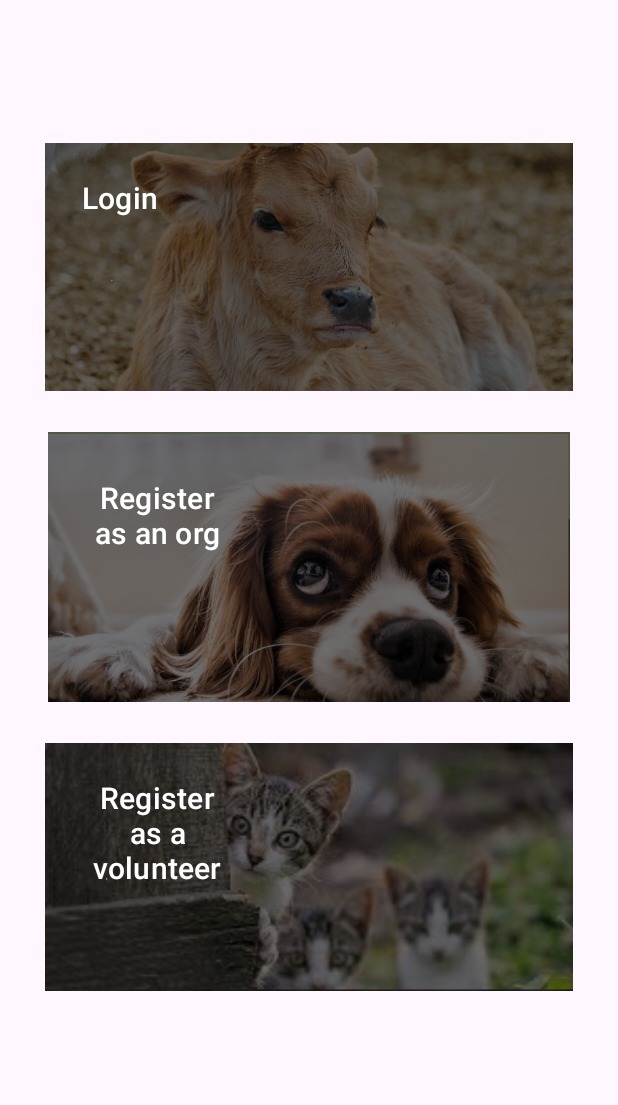
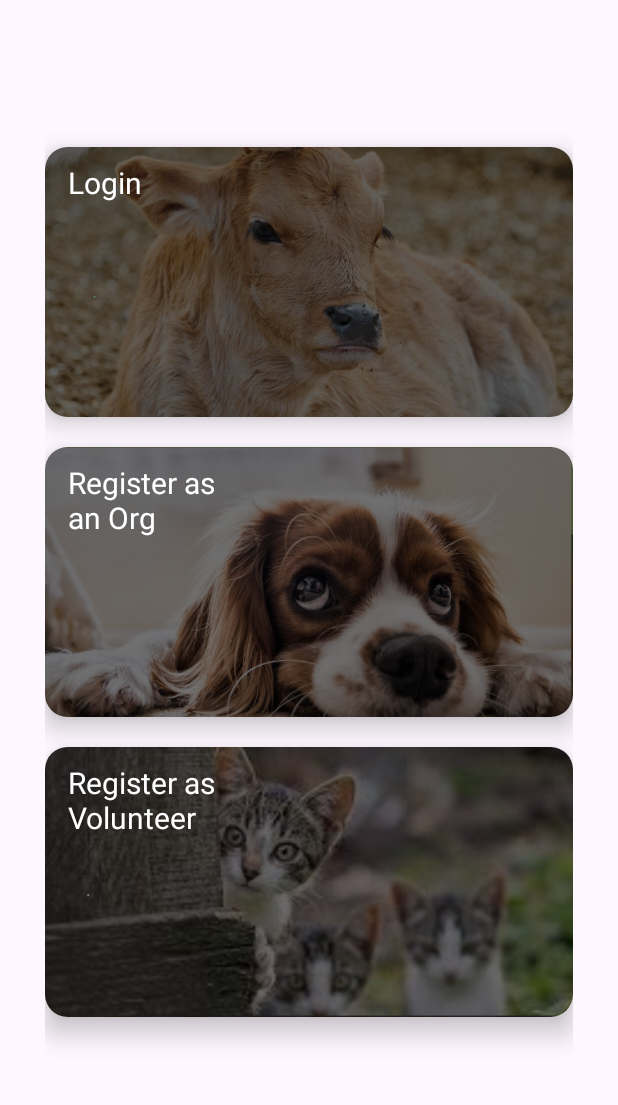
Before and after one commit to bhavyahoda/ASARA, an Android app: the screen it shows after launch (LoginRegisterActivity), on a phone screen of 412 x 824 dp, the part 71-1176 px from its top. Run offline under Robolectric (Android 15) with nearby library versions, the phone set to English and light mode, and no system bars.

Commit message:
beutify LoginRegisterActivity

```diff
--- a/app/src/main/AndroidManifest.xml
+++ b/app/src/main/AndroidManifest.xml
@@ -52,7 +52,8 @@
         <meta-data
             android:name="com.google.android.geo.API_KEY"
             android:value="AIzaSyBwn6jwiNka-gFyOSGpVlz3FsaXPAbNXSs" />
-
+        <activity android:name=".Login"
+            android:exported="true"/>
         <activity android:name=".Profile" />
         <activity android:name=".Register"/>
     </application>
--- a/app/src/main/java/com/example/asara/LoginRegisterActivity.java
+++ b/app/src/main/java/com/example/asara/LoginRegisterActivity.java
@@ -4,9 +4,11 @@ import androidx.appcompat.app.AppCompatActivity;
 
 import android.content.Intent;
 import android.os.Bundle;
+import android.util.Log;
 import android.view.View;
 import android.widget.Button;
 import android.widget.ImageView;
+import android.widget.TextView;
 import android.widget.Toast;
 
 public class LoginRegisterActivity extends AppCompatActivity {
@@ -19,9 +21,9 @@ public class LoginRegisterActivity extends AppCompatActivity {
         ImageView loginImageView = findViewById(R.id.loginImageView);
         ImageView registerAsVolunteer = findViewById(R.id.registerAsVolunteer);
         ImageView registerAsOrg = findViewById(R.id.registerAsOrg);
-        Button loginButton = findViewById(R.id.loginButton);
-        Button resisterAsOrgButton = findViewById(R.id.registerAsOrgButton);
-        Button resisterAsVolunteerButton = findViewById(R.id.registerAsVolunteerButton);
+        TextView loginButton = findViewById(R.id.loginButtonText);
+        TextView resisterAsOrgButton = findViewById(R.id.registerAsOrgText);
+        TextView resisterAsVolunteerButton = findViewById(R.id.registerAsVolunteerText);
         loginImageView.setOnClickListener(new View.OnClickListener() {
             @Override
             public void onClick(View view) {
--- a/app/src/main/res/layout/activity_login_register.xml
+++ b/app/src/main/res/layout/activity_login_register.xml
@@ -47,82 +47,190 @@
         android:gravity="center"
         android:orientation="vertical">
 
-        <RelativeLayout
+
+            <androidx.cardview.widget.CardView
                 android:layout_width="match_parent"
                 android:layout_height="180dp"
+                android:layout_centerInParent="true"
+                app:cardCornerRadius="15dp"
+                app:cardElevation="10dp"
                 android:layout_marginBottom="20dp">
 
                 <ImageView
                     android:id="@+id/loginImageView"
                     android:layout_width="match_parent"
                     android:layout_height="match_parent"
-                android:src="@drawable/cow">
+                    android:src="@drawable/cow"
+                    android:scaleType="centerCrop" />
 
-            </ImageView>
-            <Button
-                android:id="@+id/loginButton"
-                android:layout_marginTop="20dp"
-                android:layout_width="wrap_content"
+                <TextView
+                    android:id="@+id/loginButtonText"
+                    android:layout_width="120dp"
                     android:layout_height="wrap_content"
-                android:gravity="center"
-                android:text="Login"
+                    android:layout_marginTop="10dp"
+                    android:text="Login "
                     android:textSize="20dp"
-                android:background="@android:color/transparent"
-                >
-            </Button>
+                    android:layout_marginLeft="15dp"
+                    android:layout_centerInParent="true"
+                    android:textColor="#FFFFFF" />
+            </androidx.cardview.widget.CardView>
 
-        </RelativeLayout>
 
-        <RelativeLayout
+            <androidx.cardview.widget.CardView
                 android:layout_width="match_parent"
                 android:layout_height="180dp"
+                android:layout_centerInParent="true"
+                app:cardCornerRadius="15dp"
+                app:cardElevation="10dp"
                 android:layout_marginBottom="20dp">
 
                 <ImageView
                     android:id="@+id/registerAsOrg"
                     android:layout_width="match_parent"
                     android:layout_height="match_parent"
-                android:src="@drawable/dog2">
-            </ImageView>
-            <Button
-                android:id="@+id/registerAsOrgButton"
-                android:layout_marginTop="20dp"
-                android:layout_width="150dp"
+                    android:src="@drawable/dog2"
+                    android:scaleType="centerCrop" />
+
+                <TextView
+                    android:id="@+id/registerAsOrgText"
+                    android:layout_width="120dp"
                     android:layout_height="wrap_content"
-                android:gravity="center"
-                android:text="Register as an org"
+                    android:layout_marginTop="10dp"
+                    android:text="Register as an Org"
                     android:textSize="20dp"
-                android:background="@android:color/transparent"
-                >
-            </Button>
+                    android:layout_marginLeft="15dp"
+                    android:layout_centerInParent="true"
+                    android:textColor="#FFFFFF" />
+            </androidx.cardview.widget.CardView>
 
-        </RelativeLayout>
-
-        <RelativeLayout
+        <androidx.cardview.widget.CardView
             android:layout_width="match_parent"
             android:layout_height="180dp"
-            android:layout_marginBottom="20dp">
+            android:layout_centerInParent="true"
+            app:cardCornerRadius="15dp"
+            app:cardElevation="10dp">
 
             <ImageView
                 android:id="@+id/registerAsVolunteer"
                 android:layout_width="match_parent"
                 android:layout_height="match_parent"
-                android:src="@drawable/cat">
+                android:src="@drawable/cat"
+                android:scaleType="centerCrop" />
 
-            </ImageView>
-            <Button
-                android:id="@+id/registerAsVolunteerButton"
-                android:layout_marginTop="20dp"
-                android:layout_width="150dp"
+            <TextView
+                android:id="@+id/registerAsVolunteerText"
+                android:layout_width="120dp"
                 android:layout_height="wrap_content"
-                android:gravity="center"
-                android:text="Register as a volunteer"
+                android:text="Register as Volunteer"
+                android:layout_marginTop="10dp"
                 android:textSize="20dp"
-                android:background="@android:color/transparent"
-                >
-            </Button>
+                android:layout_marginLeft="15dp"
+                android:layout_centerInParent="true"
+                android:textColor="#FFFFFF" />
+        </androidx.cardview.widget.CardView>
 
-        </RelativeLayout>
+
+
+<!--        <RelativeLayout-->
+<!--            android:layout_width="match_parent"-->
+<!--            android:layout_height="180dp"-->
+<!--            android:layout_marginBottom="20dp">-->
+
+<!--            <androidx.cardview.widget.CardView-->
+<!--                android:layout_width="wrap_content"-->
+<!--                android:layout_height="wrap_content"-->
+<!--                app:cardElevation="4dp"-->
+<!--                app:cardCornerRadius="8dp"-->
+<!--                app:cardUseCompatPadding="true">-->
+<!--                <ImageView-->
+<!--                    android:id="@+id/loginImageView"-->
+<!--                    android:layout_width="match_parent"-->
+<!--                    android:layout_height="match_parent"-->
+<!--                    android:src="@drawable/cow"-->
+<!--                    android:scaleType="centerCrop"-->
+<!--                    android:elevation="40dp"-->
+<!--                    >-->
+
+<!--                </ImageView>-->
+<!--                <TextView-->
+<!--                    android:layout_width="wrap_content"-->
+<!--                    android:layout_height="wrap_content"-->
+<!--                    android:text="hiiii"-->
+<!--                    android:textSize="50dp"-->
+<!--                    android:textColor="@color/white"-->
+<!--                    android:allowClickWhenDisabled="true"-->
+<!--                    >-->
+
+<!--                </TextView>-->
+<!--                <Button-->
+<!--                    android:id="@+id/loginButton"-->
+<!--                    android:layout_marginTop="20dp"-->
+<!--                    android:layout_width="wrap_content"-->
+<!--                    android:layout_height="wrap_content"-->
+<!--                    android:gravity="center"-->
+<!--                    android:text="Login"-->
+<!--                    android:textSize="20dp"-->
+<!--                    android:background="@android:color/transparent"-->
+<!--                    >-->
+<!--                </Button>-->
+<!--            </androidx.cardview.widget.CardView>-->
+
+<!--        </RelativeLayout>-->
+
+<!--        <RelativeLayout-->
+<!--            android:layout_width="match_parent"-->
+<!--            android:layout_height="180dp"-->
+<!--            android:layout_marginBottom="20dp">-->
+
+<!--            <ImageView-->
+<!--                android:id="@+id/registerAsOrg"-->
+<!--                android:layout_width="match_parent"-->
+<!--                android:layout_height="match_parent"-->
+<!--                android:src="@drawable/dog2"-->
+<!--                android:elevation="20dp"-->
+<!--                >-->
+<!--            </ImageView>-->
+<!--            <Button-->
+<!--                android:id="@+id/registerAsOrgButton"-->
+<!--                android:layout_marginTop="20dp"-->
+<!--                android:layout_width="150dp"-->
+<!--                android:layout_height="wrap_content"-->
+<!--                android:gravity="center"-->
+<!--                android:text="Register as an org"-->
+<!--                android:textSize="20dp"-->
+<!--                android:background="@android:color/transparent"-->
+<!--                >-->
+<!--            </Button>-->
+
+<!--        </RelativeLayout>-->
+
+<!--        <RelativeLayout-->
+<!--            android:layout_width="match_parent"-->
+<!--            android:layout_height="180dp"-->
+<!--            android:layout_marginBottom="20dp">-->
+
+<!--            <ImageView-->
+<!--                android:id="@+id/registerAsVolunteer"-->
+<!--                android:layout_width="match_parent"-->
+<!--                android:layout_height="match_parent"-->
+<!--                android:src="@drawable/cat"-->
+<!--                android:elevation="20dp"-->
+<!--                >-->
+
+<!--            </ImageView>-->
+<!--            <Button-->
+<!--                android:id="@+id/registerAsVolunteerButton"-->
+<!--                android:layout_marginTop="20dp"-->
+<!--                android:layout_width="150dp"-->
+<!--                android:layout_height="wrap_content"-->
+<!--                android:gravity="center"-->
+<!--                android:text="Register as a volunteer"-->
+<!--                android:textSize="20dp"-->
+<!--                android:background="@android:color/transparent"-->
+<!--                >-->
+<!--            </Button>-->
+
+<!--        </RelativeLayout>-->
 
 
     </LinearLayout>
```
Also changed, not shown: app/src/main/java/com/example/asara/Login.java (+51 -37 lines). Lines whose indentation alone changed are shown as unchanged.
